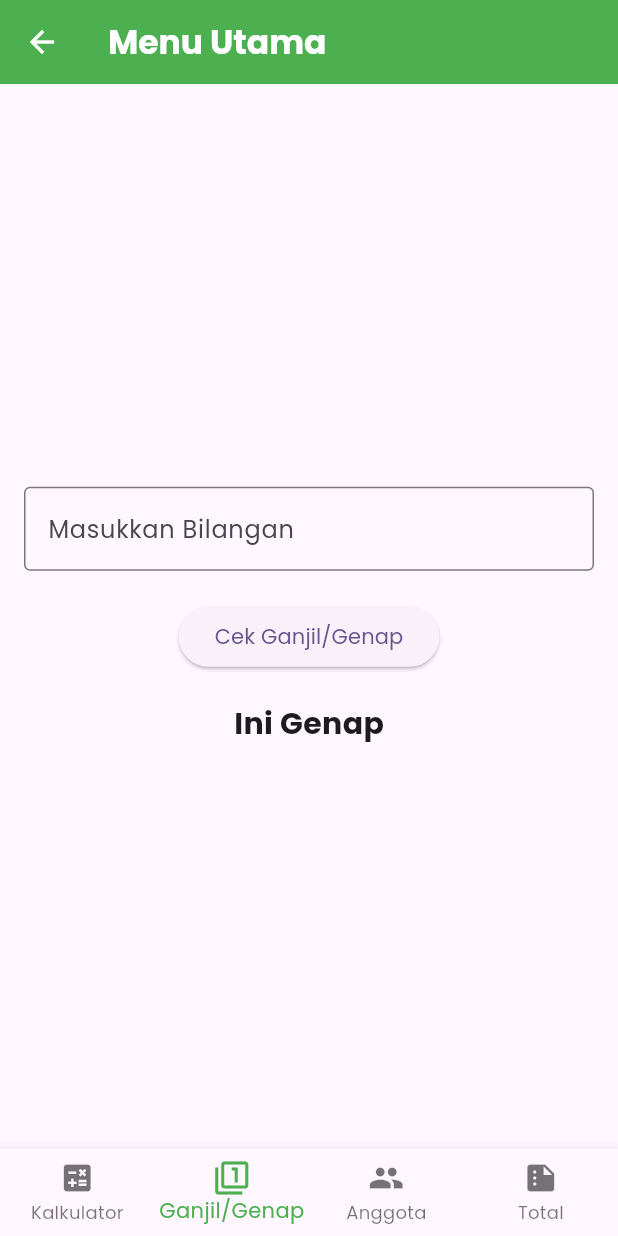
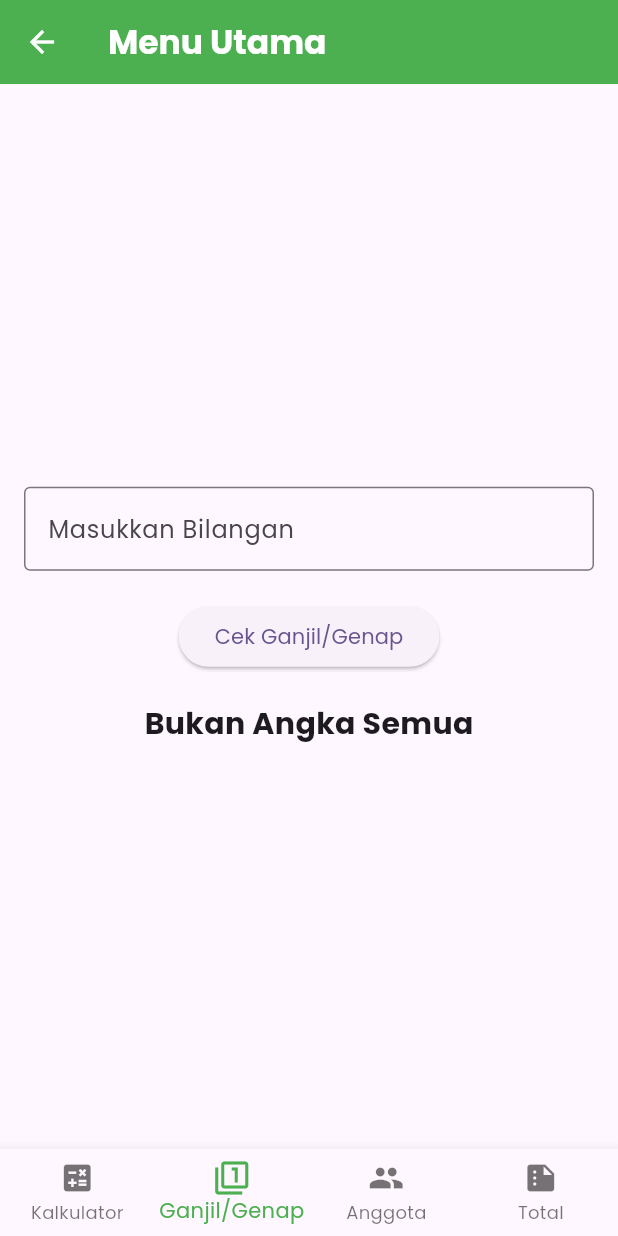
Before and after one commit to uchihamadara37/Mancing_Sikk_App, a Flutter app: the MenuPage screen opened directly, item 2 of the bottom bar chosen, after a tap on "Cek Ganjil/Genap", on a phone screen of 412 x 824 dp. Run offline on Flutter 3.47's test engine with Material 3 defaults, Android fonts, the light colour scheme and no system bars.

Commit message:
error handling non numeric character

```diff
--- a/lib/page/menu_page.dart
+++ b/lib/page/menu_page.dart
@@ -223,9 +223,13 @@ class _OddEvenPageState extends State<OddEvenPage> {
   String _result = "Masukkan angka";
 
   void _checkOddEven() {
-    int num = int.tryParse(numberController.text) ?? 0;
+    int? num = int.tryParse(numberController.text);
     setState(() {
-      _result = num % 2 == 0 ? "Ini Genap" : "Ini Ganjil";
+      if (num != null) {
+        _result = num % 2 == 0 ? "Ini Genap" : "Ini Ganjil";
+      } else {
+        _result = "Bukan Angka Semua";
+      }
     });
   }
 
```
